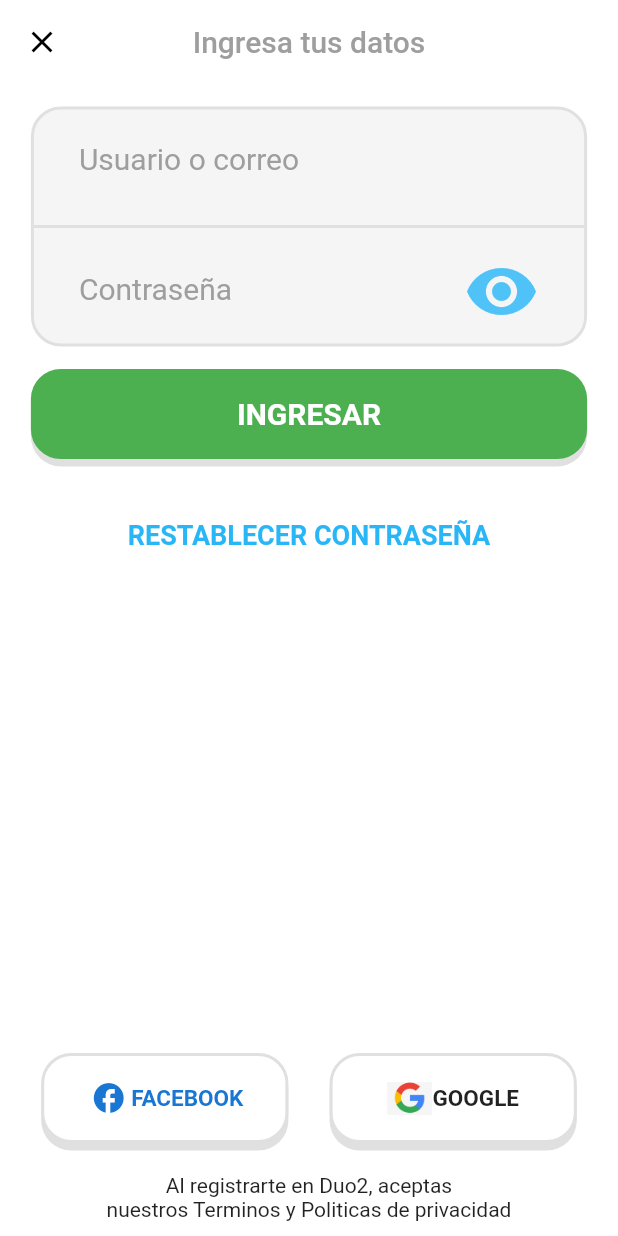
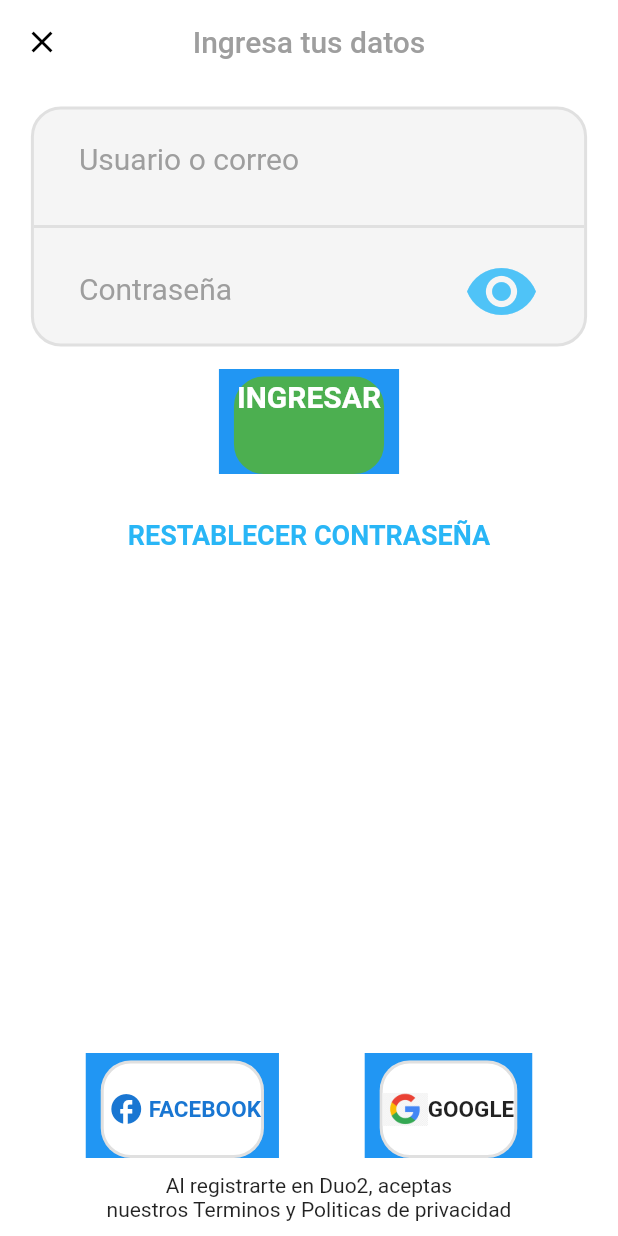
Before and after one commit to PACOdergod/duo2, a Flutter app: the screen it shows after launch, on a phone screen of 412 x 824 dp. Run offline on Flutter 3.47's test engine with Material 2 defaults, Android fonts, the phone set to English and light mode, and no system bars; our stand-ins replace get.

Commit message:
El problema es el stack

```diff
--- a/lib/src/pages/section_response.dart
+++ b/lib/src/pages/section_response.dart
@@ -148,10 +148,10 @@ class _SectionResponseState extends State<SectionResponse> {
           ),
 
 
-          Positioned(
-            bottom: 10,
-            child: _comprobar(context)
-          )
+          // Positioned(
+          //   bottom: 10,
+          //   child: _comprobar(context)
+          // )
         ]
       ),
     );
@@ -174,15 +174,21 @@ class _SectionResponseState extends State<SectionResponse> {
   }
 }
 
-PrincipalButton _option(String text) {
+Widget _option(String text) {
   return PrincipalButton(
     color: Colors.white,
     borderColor: Colors.black12,
     textColor: Colors.black,
     text: text,
+    autoajustar: true,
   );
+
+  // return Container(
+  //   child: Text(text),
+  //   color: Colors.blue,
+  //   padding: EdgeInsets.all(10),
+  // );
 }
-
 
 class Singleton {
   static final Singleton _singleton = Singleton._internal();
--- a/lib/src/widgets/principal_button.dart
+++ b/lib/src/widgets/principal_button.dart
@@ -13,6 +13,7 @@ class PrincipalButton extends StatefulWidget {
   final double elevation;
   final Color borderColor;
   final FontWeight textWeight;
+  final bool autoajustar;
 
   PrincipalButton({
     this.text,
@@ -21,10 +22,11 @@ class PrincipalButton extends StatefulWidget {
     this.color = Colors.green,
     this.icon,
     this.onTap,
-    this.ancho = 100,
+    this.ancho,
     this.elevation = 5,
     this.borderColor = Colors.green,
     this.textWeight = FontWeight.bold,
+    this.autoajustar = false
   });
 
   @override
@@ -46,20 +48,38 @@ class _PrincipalButtonState extends State<PrincipalButton> {
 
       child: Container(
         height: 70,
-        child: Stack(
+        color: Colors.blue,
 
-          children: [
+        padding: EdgeInsets.symmetric(horizontal: 10),
 
-            presionado ? _principal(widget.elevation) : _sombra(),
+        child: _principal(widget.elevation)
+        // Container(
+    //   child: tituloButton(),
+    //   height: 60,
+    //   margin: EdgeInsets.only(
+    //     top: widget.elevation,
+    //   ),
 
-            presionado
-              ? Opacity(
-                opacity: 0,
-                child: _principal(0))
-              : _principal(0),
+    //   decoration: BoxDecoration(
+    //     border: Border.all(color: widget.borderColor, width: 2),
+    //     borderRadius: BorderRadius.circular(20),
+    //     color: widget.color,
+    //   ),
+    // ),
+        // Stack(
 
-          ],
-        ),
+        //   children: [
+
+        //     presionado ? _principal(widget.elevation) : _sombra(),
+
+        //     presionado
+        //       ? Opacity(
+        //         opacity: 0,
+        //         child: _principal(0))
+        //       : _principal(0),
+
+        //   ],
+        // ),
       ),
 
     );
@@ -68,10 +88,10 @@ class _PrincipalButtonState extends State<PrincipalButton> {
   Container _principal(double marginTop) {
     return Container(
       child: tituloButton(),
-      alignment: Alignment.center,
-      width: this.widget.ancho,
       height: 60,
-      margin: EdgeInsets.only(top: marginTop),
+      margin: EdgeInsets.only(
+        top: marginTop,
+      ),
 
       decoration: BoxDecoration(
         border: Border.all(color: widget.borderColor, width: 2),
@@ -83,9 +103,9 @@ class _PrincipalButtonState extends State<PrincipalButton> {
 
   Container _sombra() {
     return Container(
-      width: this.widget.ancho,
       height: 60,
-      margin: EdgeInsets.only(top: widget.elevation),
+      margin: EdgeInsets.only( top: widget.elevation,),
+
       decoration: BoxDecoration(
         borderRadius: BorderRadius.circular(20),
         color: Colors.black12,
```
